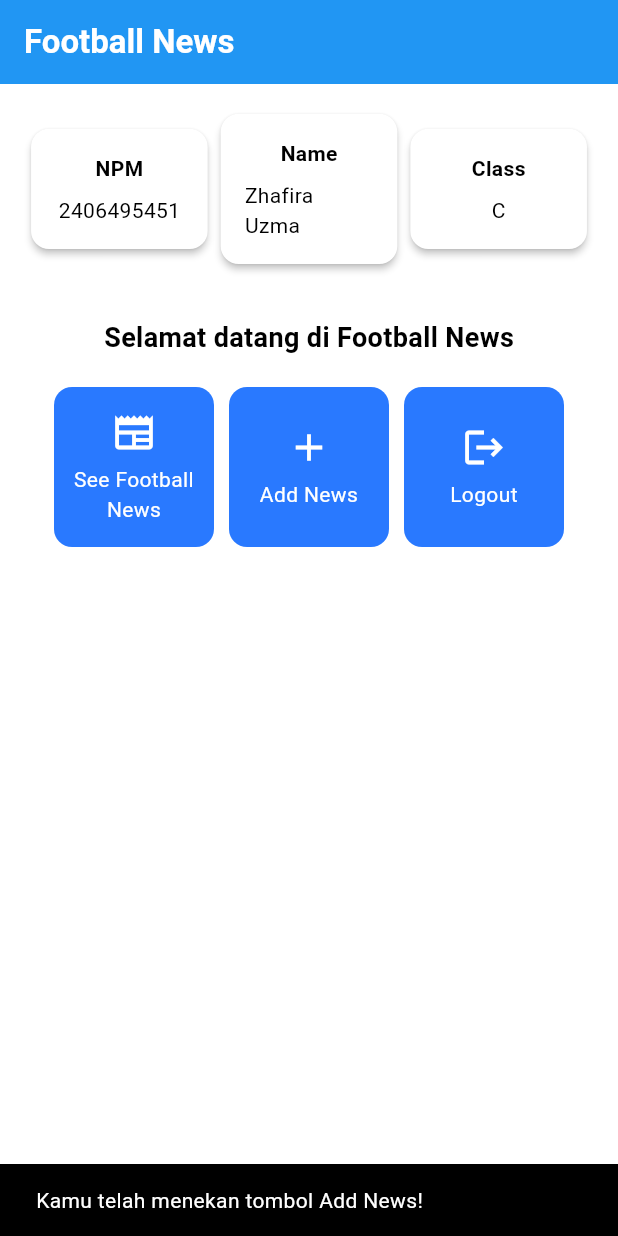
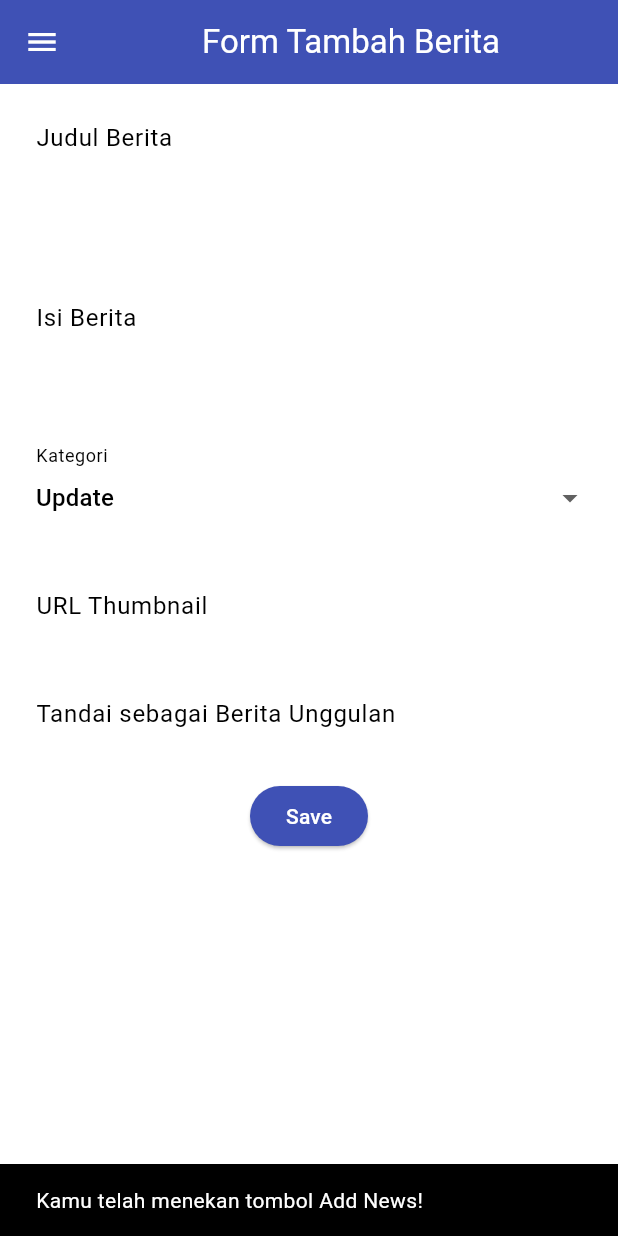
Before and after one commit to ruzzy13/football-news-mobile, a Flutter app: the screen it shows after launch, after a tap on "Add News", on a phone screen of 412 x 824 dp. Run offline on Flutter 3.47's test engine with Material 3 defaults, Android fonts, the phone set to English and light mode, and no system bars.

Commit message:
tutorial 7 selesai

```diff
--- a/lib/main.dart
+++ b/lib/main.dart
@@ -1,5 +1,5 @@
 import 'package:flutter/material.dart';
-import 'package:football_news/menu.dart';
+import 'package:football_news/screens/menu.dart';
 
 void main() {
   runApp(const MyApp());
--- a/lib/menu.dart
+++ b/lib/screens/menu.dart
@@ -1,4 +1,6 @@
 import 'package:flutter/material.dart';
+import 'package:football_news/widget/left_drawer.dart';
+import 'package:football_news/widget/news_card.dart';
 
 class MyHomePage extends StatelessWidget {
   MyHomePage({super.key});
@@ -28,6 +30,7 @@ class MyHomePage extends StatelessWidget {
         backgroundColor: Theme.of(context).colorScheme.primary,
       ),
       // Body halaman dengan padding di sekelilingnya.
+      drawer: const LeftDrawer(),
       body: Padding(
         padding: const EdgeInsets.all(16.0),
         // Menyusun widget secara vertikal dalam sebuah kolom.
@@ -120,61 +123,3 @@ class InfoCard extends StatelessWidget {
     );
   }
 }
-
-class ItemHomepage {
-  final String name;
-  final IconData icon;
-
-  ItemHomepage(this.name, this.icon);
-}
-
-class ItemCard extends StatelessWidget {
-  // Menampilkan kartu dengan ikon dan nama.
-
-  final ItemHomepage item;
-
-  const ItemCard(this.item, {super.key});
-
-  @override
-  Widget build(BuildContext context) {
-    return Material(
-      // Menentukan warna latar belakang dari tema aplikasi.
-      color: Theme.of(context).colorScheme.secondary,
-      // Membuat sudut kartu melengkung.
-      borderRadius: BorderRadius.circular(12),
-
-      child: InkWell(
-        // Aksi ketika kartu ditekan.
-        onTap: () {
-          // Menampilkan pesan SnackBar saat kartu ditekan.
-          ScaffoldMessenger.of(context)
-            ..hideCurrentSnackBar()
-            ..showSnackBar(
-              SnackBar(
-                content: Text("Kamu telah menekan tombol ${item.name}!"),
-              ),
-            );
-        },
-        // Container untuk menyimpan Icon dan Text
-        child: Container(
-          padding: const EdgeInsets.all(8),
-          child: Center(
-            child: Column(
-              // Menyusun ikon dan teks di tengah kartu.
-              mainAxisAlignment: MainAxisAlignment.center,
-              children: [
-                Icon(item.icon, color: Colors.white, size: 30.0),
-                const Padding(padding: EdgeInsets.all(3)),
-                Text(
-                  item.name,
-                  textAlign: TextAlign.center,
-                  style: const TextStyle(color: Colors.white),
-                ),
-              ],
-            ),
-          ),
-        ),
-      ),
-    );
-  }
-}
--- /dev/null
+++ b/lib/screens/newslist_form.dart
@@ -0,0 +1,230 @@
+import 'package:flutter/material.dart';
+import 'package:football_news/widget/left_drawer.dart';
+
+class NewsFormPage extends StatefulWidget {
+  const NewsFormPage({super.key});
+
+  @override
+  State<NewsFormPage> createState() => _NewsFormPageState();
+}
+
+class _NewsFormPageState extends State<NewsFormPage> {
+  // Kunci global untuk mengelola state form
+  final _formKey = GlobalKey<FormState>();
+
+  // Variabel untuk menyimpan data input
+  String _title = "";
+  String _content = "";
+  String _category = "update"; // Nilai default
+  String _thumbnail = "";
+  bool _isFeatured = false; // Nilai default
+
+  // Daftar kategori untuk Dropdown
+  final List<String> _categories = [
+    'transfer',
+    'update',
+    'exclusive',
+    'match',
+    'rumor',
+    'analysis',
+  ];
+
+  @override
+  Widget build(BuildContext context) {
+    return Scaffold(
+      appBar: AppBar(
+        title: const Center(
+          child: Text(
+            'Form Tambah Berita',
+          ),
+        ),
+        backgroundColor: Colors.indigo,
+        foregroundColor: Colors.white,
+      ),
+      // Menambahkan drawer yang sudah dibuat sebelumnya
+      drawer: const LeftDrawer(),
+      body: Form(
+        key: _formKey,
+        child: SingleChildScrollView(
+          child: Column(
+            crossAxisAlignment: CrossAxisAlignment.start,
+            children: [
+              // === Input Judul Berita ===
+              Padding(
+                padding: const EdgeInsets.all(8.0),
+                child: TextFormField(
+                  decoration: InputDecoration(
+                    hintText: "Judul Berita",
+                    labelText: "Judul Berita",
+                    border: OutlineInputBorder(
+                      borderRadius: BorderRadius.circular(5.0),
+                    ),
+                  ),
+                  onChanged: (String? value) {
+                    setState(() {
+                      _title = value!;
+                    });
+                  },
+                  validator: (String? value) {
+                    if (value == null || value.isEmpty) {
+                      return "Judul tidak boleh kosong!";
+                    }
+                    return null;
+                  },
+                ),
+              ),
+
+              // === Input Isi Berita ===
+              Padding(
+                padding: const EdgeInsets.all(8.0),
+                child: TextFormField(
+                  maxLines: 5, // Memperbolehkan input multi-baris
+                  decoration: InputDecoration(
+                    hintText: "Isi Berita",
+                    labelText: "Isi Berita",
+                    border: OutlineInputBorder(
+                      borderRadius: BorderRadius.circular(5.0),
+                    ),
+                  ),
+                  onChanged: (String? value) {
+                    setState(() {
+                      _content = value!;
+                    });
+                  },
+                  validator: (String? value) {
+                    if (value == null || value.isEmpty) {
+                      return "Isi berita tidak boleh kosong!";
+                    }
+                    return null;
+                  },
+                ),
+              ),
+
+              // === Input Kategori (Dropdown) ===
+              Padding(
+                padding: const EdgeInsets.all(8.0),
+                child: DropdownButtonFormField<String>(
+                  decoration: InputDecoration(
+                    labelText: "Kategori",
+                    border: OutlineInputBorder(
+                      borderRadius: BorderRadius.circular(5.0),
+                    ),
+                  ),
+                  value: _category, // Nilai yang terpilih
+                  items: _categories
+                      .map((cat) => DropdownMenuItem(
+                            value: cat,
+                            // Menampilkan nama kategori dengan huruf kapital di awal
+                            child: Text(cat[0].toUpperCase() + cat.substring(1)),
+                          ))
+                      .toList(),
+                  onChanged: (String? newValue) {
+                    setState(() {
+                      _category = newValue!;
+                    });
+                  },
+                ),
+              ),
+
+              // === Input URL Thumbnail ===
+              Padding(
+                padding: const EdgeInsets.all(8.0),
+                child: TextFormField(
+                  decoration: InputDecoration(
+                    hintText: "URL Thumbnail (opsional)",
+                    labelText: "URL Thumbnail",
+                    border: OutlineInputBorder(
+                      borderRadius: BorderRadius.circular(5.0),
+                    ),
+                  ),
+                  onChanged: (String? value) {
+                    setState(() {
+                      _thumbnail = value!;
+                    });
+                  },
+                  // Tidak ada validator karena opsional
+                ),
+              ),
+
+              // === Input Berita Unggulan (Switch) ===
+              Padding(
+                padding: const EdgeInsets.all(8.0),
+                child: SwitchListTile(
+                  title: const Text("Tandai sebagai Berita Unggulan"),
+                  value: _isFeatured,
+                  onChanged: (bool value) {
+                    setState(() {
+                      _isFeatured = value;
+                    });
+                  },
+                ),
+              ),
+
+              Align(
+            alignment: Alignment.bottomCenter,
+            child: Padding(
+              padding: const EdgeInsets.all(8.0),
+              child: ElevatedButton(
+                style: ButtonStyle(
+                  backgroundColor:
+                      MaterialStateProperty.all(Colors.indigo),
+                ),
+
+                onPressed: () {
+                  // 1. Validasi form
+                  if (_formKey.currentState!.validate()) {
+                    // 2. Tampilkan AlertDialog
+                    showDialog(
+                      context: context,
+                      builder: (context) {
+                        return AlertDialog(
+
+                          title: const Text('Berita berhasil disimpan!'),
+                          content: SingleChildScrollView(
+                            child: Column(
+                              crossAxisAlignment:
+                                  CrossAxisAlignment.start,
+                              children: [
+                                Text('Judul: $_title'),
+                                Text('Isi: $_content'),
+                                Text('Kategori: $_category'),
+                                Text('Thumbnail: $_thumbnail'),
+                                Text('Unggulan: ${_isFeatured ? "Ya" : "Tidak"}'),
+                              ],
+                            ),
+                          ),
+                          actions: [
+                            TextButton(
+                              child: const Text('OK'),
+                              onPressed: () {
+                                Navigator.pop(context);
+                                _formKey.currentState!.reset();
+                              },
+                            ),
+                          ],
+                        );
+                      },
+                    );
+
+                    // 3. Reset form setelah dialog muncul
+                    // Reset juga state non-formfield secara manual
+                    setState(() {
+                      _category = "update";
+                      _isFeatured = false;
+                    });
+                  }
+                },
+                child: const Text(
+                  "Save",
+                  style: TextStyle(color: Colors.white),
+                ),
+              ),
+            ),
+          ),
+            ],
+          ),
+        ),
+      ),
+    );
+  }
+}
--- /dev/null
+++ b/lib/widget/left_drawer.dart
@@ -0,0 +1,81 @@
+import 'package:flutter/material.dart';
+import 'package:football_news/screens/menu.dart';
+import 'package:football_news/screens/newslist_form.dart';
+
+class LeftDrawer extends StatelessWidget {
+  const LeftDrawer({super.key});
+
+  @override
+  Widget build(BuildContext context) {
+    return Drawer(
+      child: ListView(
+        children: [
+          // --- Bagian Drawer Header ---
+          const DrawerHeader(
+            decoration: BoxDecoration(
+              color: Colors.blue,
+            ),
+            child: Column(
+              children: [
+                Text(
+                  'Football News',
+                  textAlign: TextAlign.center,
+                  style: TextStyle(
+                    fontSize: 30,
+                    fontWeight: FontWeight.bold,
+                    color: Colors.white,
+                  ),
+                ),
+                Padding(padding: EdgeInsets.all(10)),
+                Text(
+                  "Seluruh berita sepak bola terkini di sini!",
+                  // Gaya teks sesuai instruksi:
+                  textAlign: TextAlign.center,
+                  style: TextStyle(
+                    fontSize: 15,
+                    color: Colors.white,
+                    fontWeight: FontWeight.normal, // "weight biasa"
+                  ),
+                ),
+              ],
+            ),
+          ),
+
+          // --- Bagian Routing ---
+          ListTile(
+            leading: const Icon(Icons.home_outlined),
+            title: const Text('Home'),
+            // Bagian redirection ke MyHomePage
+            onTap: () {
+              Navigator.pushReplacement(
+                  context,
+                  MaterialPageRoute(
+                    builder: (context) => MyHomePage(), // Asumsi MyHomePage ada di menu.dart
+                  ));
+            },
+          ),
+          ListTile(
+            leading: const Icon(Icons.post_add),
+            title: const Text('Add News'),
+            // Bagian redirection ke NewsFormPage
+            onTap: () {
+              Navigator.push(
+                context,
+                MaterialPageRoute(
+                  builder: (context) => const NewsFormPage(),
+                ),
+              );
+            },
+          ),
+          // ListTile baru untuk ke halaman melihat news
+          ListTile(
+            leading: const Icon(Icons.article_outlined), // Icon untuk melihat news
+            title: const Text('View News'),
+            onTap: () {
+            },
+          ),
+        ],
+      ),
+    );
+  }
+}
--- /dev/null
+++ b/lib/widget/news_card.dart
@@ -0,0 +1,68 @@
+import 'package:flutter/material.dart';
+import 'package:football_news/screens/newslist_form.dart';
+
+class ItemHomepage {
+  final String name;
+  final IconData icon;
+
+  ItemHomepage(this.name, this.icon);
+}
+
+class ItemCard extends StatelessWidget {
+  // Menampilkan kartu dengan ikon dan nama.
+
+  final ItemHomepage item;
+
+  const ItemCard(this.item, {super.key});
+
+  @override
+  Widget build(BuildContext context) {
+    return Material(
+      // Menentukan warna latar belakang dari tema aplikasi.
+      color: Theme.of(context).colorScheme.secondary,
+      // Membuat sudut kartu melengkung.
+      borderRadius: BorderRadius.circular(12),
+
+      child: InkWell(
+        // Aksi ketika kartu ditekan.
+        onTap: () {
+          // Memunculkan SnackBar ketika diklik
+          ScaffoldMessenger.of(context)
+            ..hideCurrentSnackBar()
+            ..showSnackBar(
+              SnackBar(
+                content: Text("Kamu telah menekan tombol ${item.name}!"),
+              ),
+            );
+
+          // Navigate ke route yang sesuai (tergantung jenis tombol)
+          if (item.name == "Add News") {
+            Navigator.push(
+              context,
+              MaterialPageRoute(builder: (context) => const NewsFormPage()),
+            );
+          }
+        },
+        // Container untuk menyimpan Icon dan Text
+        child: Container(
+          padding: const EdgeInsets.all(8),
+          child: Center(
+            child: Column(
+              // Menyusun ikon dan teks di tengah kartu.
+              mainAxisAlignment: MainAxisAlignment.center,
+              children: [
+                Icon(item.icon, color: Colors.white, size: 30.0),
+                const Padding(padding: EdgeInsets.all(3)),
+                Text(
+                  item.name,
+                  textAlign: TextAlign.center,
+                  style: const TextStyle(color: Colors.white),
+                ),
+              ],
+            ),
+          ),
+        ),
+      ),
+    );
+  }
+}
```
